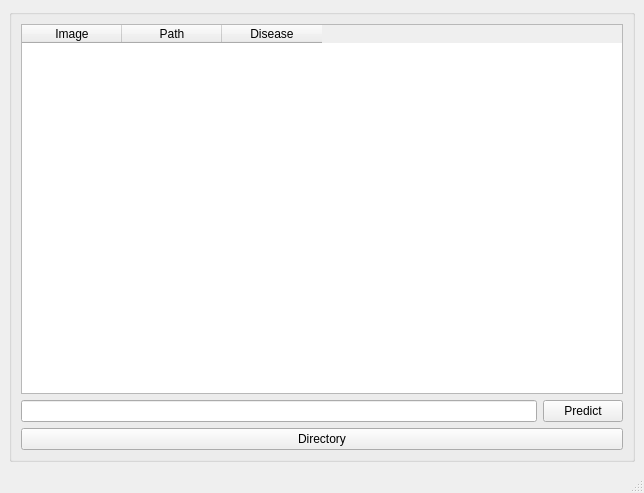
Above: gui/app.ui from junsee1412/leaf_disease before the change. Below: the same form after it.
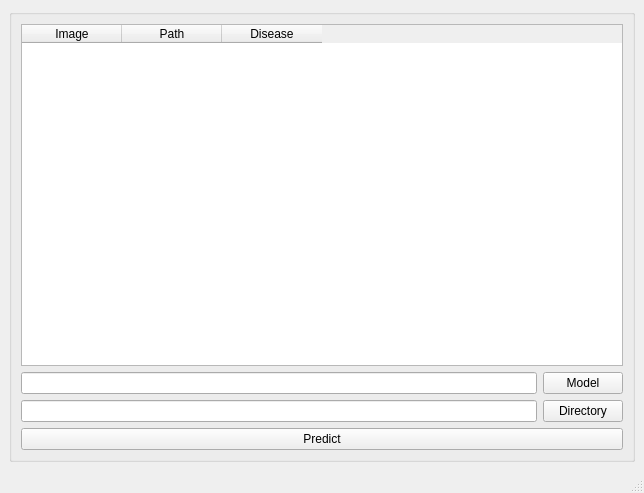
That is the form after the change.

Commit message: add select model

```diff
--- a/gui/app.ui
+++ b/gui/app.ui
@@ -18,27 +18,6 @@
     <item row="1" column="1" colspan="2">
      <widget class="QGroupBox" name="groupBox">
       <layout class="QGridLayout" name="gridLayout_2">
-       <item row="1" column="0">
-        <widget class="QLineEdit" name="linePath">
-         <property name="readOnly">
-          <bool>true</bool>
-         </property>
-        </widget>
-       </item>
-       <item row="1" column="1">
-        <widget class="QPushButton" name="btn_predict">
-         <property name="text">
-          <string>Predict</string>
-         </property>
-        </widget>
-       </item>
-       <item row="2" column="0" colspan="2">
-        <widget class="QPushButton" name="btn_directory">
-         <property name="text">
-          <string>Directory</string>
-         </property>
-        </widget>
-       </item>
        <item row="0" column="0" colspan="2">
         <widget class="QTableWidget" name="tableWidget">
          <column>
@@ -58,6 +37,41 @@
          </column>
         </widget>
        </item>
+       <item row="1" column="0">
+        <widget class="QLineEdit" name="lineModel">
+         <property name="readOnly">
+          <bool>true</bool>
+         </property>
+        </widget>
+       </item>
+       <item row="2" column="0">
+        <widget class="QLineEdit" name="linePath">
+         <property name="readOnly">
+          <bool>true</bool>
+         </property>
+        </widget>
+       </item>
+       <item row="1" column="1">
+        <widget class="QPushButton" name="btn_model">
+         <property name="text">
+          <string>Model</string>
+         </property>
+        </widget>
+       </item>
+       <item row="2" column="1">
+        <widget class="QPushButton" name="btn_directory">
+         <property name="text">
+          <string>Directory</string>
+         </property>
+        </widget>
+       </item>
+       <item row="3" column="0" colspan="2">
+        <widget class="QPushButton" name="btn_predict">
+         <property name="text">
+          <string>Predict</string>
+         </property>
+        </widget>
+       </item>
       </layout>
      </widget>
     </item>
```
The commit also changes 1 other file.
